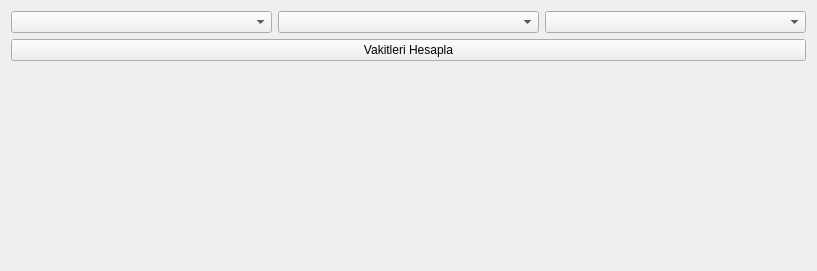
atakli/PrayerReminder-Desktop, file sehirSecwindow.ui: the form before one commit.
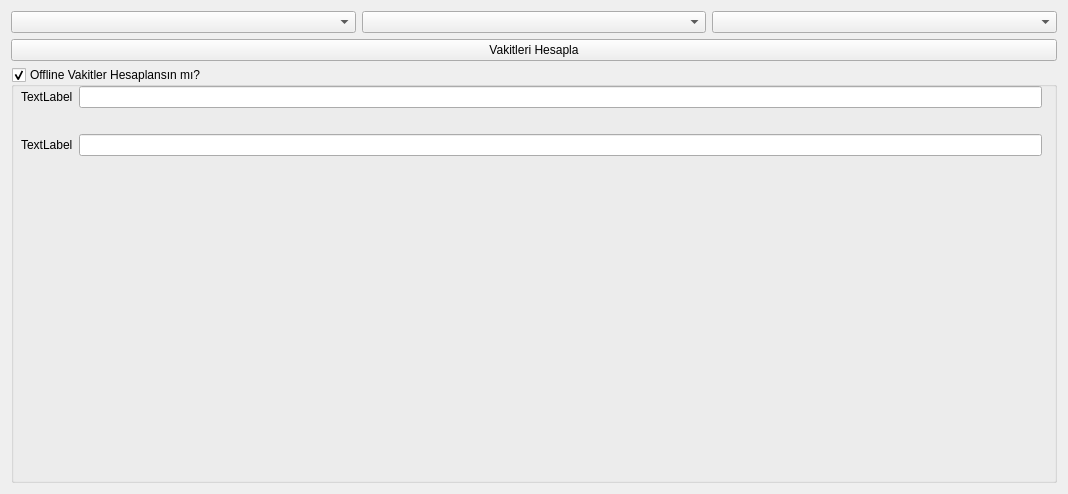
The form after the commit.

```diff
--- a/sehirSecwindow.ui
+++ b/sehirSecwindow.ui
@@ -6,8 +6,8 @@
    <rect>
     <x>0</x>
     <y>0</y>
-    <width>817</width>
-    <height>271</height>
+    <width>1068</width>
+    <height>494</height>
    </rect>
   </property>
   <property name="windowTitle">
@@ -31,7 +31,14 @@
           <widget class="QComboBox" name="sehir"/>
          </item>
          <item>
-          <widget class="QComboBox" name="ilce"/>
+          <widget class="QComboBox" name="ilce">
+           <property name="sizePolicy">
+            <sizepolicy hsizetype="Minimum" vsizetype="Fixed">
+             <horstretch>0</horstretch>
+             <verstretch>0</verstretch>
+            </sizepolicy>
+           </property>
+          </widget>
          </item>
         </layout>
        </item>
@@ -42,17 +49,60 @@
          </property>
         </widget>
        </item>
+       <item>
+        <widget class="QGroupBox" name="groupBox">
+         <property name="title">
+          <string>Offline Vakitler Hesaplansın mı?</string>
+         </property>
+         <property name="checkable">
+          <bool>true</bool>
+         </property>
+         <widget class="QWidget" name="verticalLayoutWidget">
+          <property name="geometry">
+           <rect>
+            <x>10</x>
+            <y>-1</y>
+            <width>1021</width>
+            <height>112</height>
+           </rect>
+          </property>
+          <layout class="QVBoxLayout" name="verticalLayout_2">
+           <item>
+            <layout class="QHBoxLayout" name="horizontalLayout">
+             <item>
+              <widget class="QLabel" name="label">
+               <property name="text">
+                <string>TextLabel</string>
+               </property>
+              </widget>
+             </item>
+             <item>
+              <widget class="QLineEdit" name="lineEdit"/>
+             </item>
+            </layout>
+           </item>
+           <item>
+            <layout class="QHBoxLayout" name="horizontalLayout_3">
+             <item>
+              <widget class="QLabel" name="label_2">
+               <property name="text">
+                <string>TextLabel</string>
+               </property>
+              </widget>
+             </item>
+             <item>
+              <widget class="QLineEdit" name="lineEdit_2"/>
+             </item>
+            </layout>
+           </item>
+          </layout>
+         </widget>
+        </widget>
+       </item>
       </layout>
      </item>
     </layout>
    </item>
-   <item row="1" column="0">
-    <widget class="QLabel" name="textLabel">
-     <property name="text">
-      <string/>
-     </property>
-    </widget>
-   </item>
   </layout>
  </widget>
  <resources/>
```
